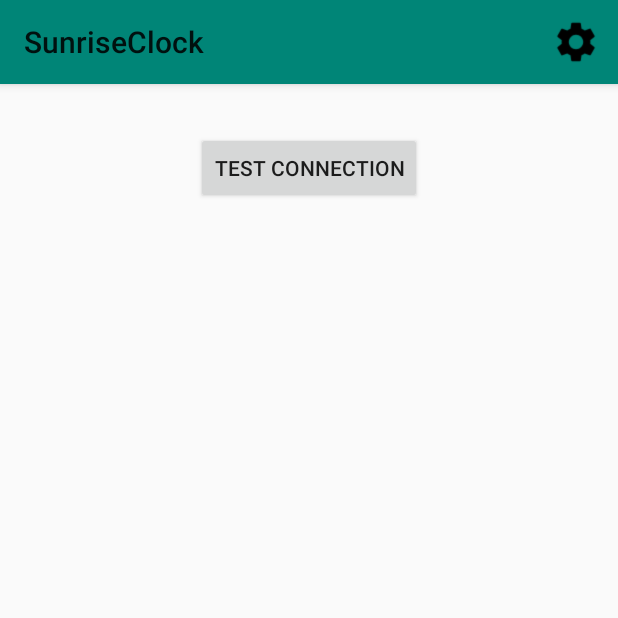
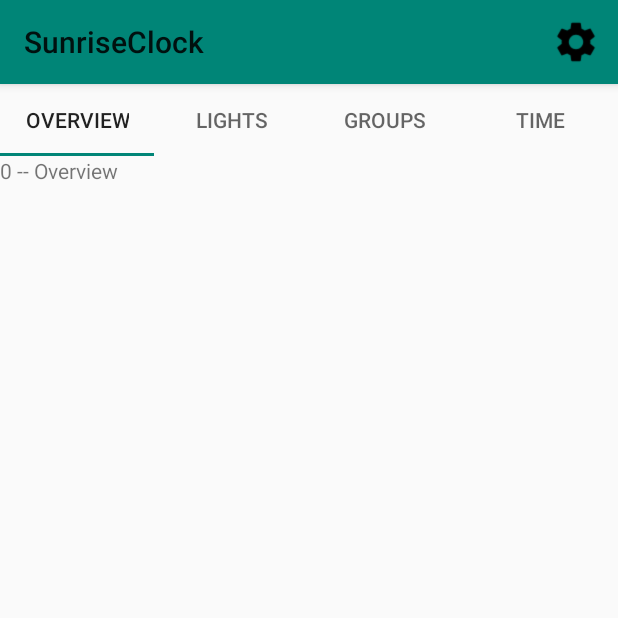
Before and after one commit to d3kad3nt/deCONZ-SunriseClock, an Android app: the screen it shows after launch (MainActivity), on a phone screen of 412 x 824 dp, the top half of it. Run offline under Robolectric (Android 15) with nearby library versions, the phone set to English and light mode, and no system bars; our stand-ins replace Volley.

Commit message:
Added sample tabs to MainActivity.

```diff
--- a/app/src/main/java/org/asdfgamer/sunriseClock/MainActivity.java
+++ b/app/src/main/java/org/asdfgamer/sunriseClock/MainActivity.java
@@ -1,40 +1,45 @@
 package org.asdfgamer.sunriseClock;
 
-import android.app.AlarmManager;
-import android.app.PendingIntent;
-import android.content.Context;
 import android.content.Intent;
-import android.content.SharedPreferences;
-import android.net.Uri;
 import android.os.Bundle;
 import android.view.Menu;
 import android.view.MenuInflater;
 import android.view.MenuItem;
-import android.view.View;
 
+import com.google.android.material.tabs.TabLayout;
+
+import org.asdfgamer.sunriseClock.maintabs.DeconzPagerAdapter;
 import org.asdfgamer.sunriseClock.network.RequestQueue;
 
-
+import androidx.appcompat.app.ActionBar;
 import androidx.appcompat.app.AppCompatActivity;
 import androidx.appcompat.widget.Toolbar;
+import androidx.fragment.app.FragmentPagerAdapter;
+import androidx.viewpager.widget.ViewPager;
 
 public class MainActivity extends AppCompatActivity {
 
     private static final String TAG = "MainActivity";
 
-    private SharedPreferences preferences;
-
-    private static MainActivity instance;
-
     @Override
     protected void onCreate(Bundle savedInstanceState) {
         super.onCreate(savedInstanceState);
         setContentView(R.layout.activity_main);
+
         Toolbar toolbar = findViewById(R.id.main_toolbar);
         toolbar.inflateMenu(R.menu.toolbar);
         setSupportActionBar(toolbar);
 
+        /* Add a ViewPager to swipe between fragments/tabs. */
+        ViewPager viewPager = findViewById(R.id.view_pager);
+        FragmentPagerAdapter adapterViewPager = new DeconzPagerAdapter(getSupportFragmentManager());
+        viewPager.setAdapter(adapterViewPager);
 
+        /* Bind TabLayout to our ViewPager. TabLayout in combination with ViewPager
+         * allows us to set up a tabbed layout, while being able to use swipe gestures
+         * to switch between fragments. */
+        TabLayout tabLayout = findViewById(R.id.tab_bar);
+        tabLayout.setupWithViewPager(viewPager);
 
         RequestQueue.getInstance(this);
     }
@@ -61,20 +66,8 @@ public class MainActivity extends AppCompatActivity {
         }
     }
 
-    public void syncAlarm(View view)
-    {
-        Intent startIntent = new Intent("AlarmReact");
-        PendingIntent startPIntent = PendingIntent.getBroadcast(getApplicationContext(), 0, startIntent, 0);
-        AlarmManager alarm = (AlarmManager) getApplicationContext().getSystemService(Context.ALARM_SERVICE);
-        //alarm.set(AlarmManager.RTC_WAKEUP, triggerTime, startPIntent);
-    }
-
     private void showPreferences() {
         Intent showPreferences = new Intent(this, PreferencesActivity.class);
         startActivity(showPreferences);
     }
-
-    public static Context getContext() {
-        return instance;
-    }
 }
--- /dev/null
+++ b/app/src/main/java/org/asdfgamer/sunriseClock/maintabs/DeconzPagerAdapter.java
@@ -0,0 +1,45 @@
+package org.asdfgamer.sunriseClock.maintabs;
+
+import androidx.annotation.NonNull;
+import androidx.fragment.app.Fragment;
+import androidx.fragment.app.FragmentManager;
+import androidx.fragment.app.FragmentPagerAdapter;
+
+public class DeconzPagerAdapter extends FragmentPagerAdapter {
+    private static int NUM_ITEMS = 4;
+    private static String[] TITLES = new String[]{"Overview", "Lights", "Groups", "Time"};
+
+    public DeconzPagerAdapter(FragmentManager fragmentManager) {
+        super(fragmentManager);
+    }
+
+    // Returns total number of pages
+    @Override
+    public int getCount() {
+        return NUM_ITEMS;
+    }
+
+    // Returns the fragment to display for that page
+    @Override
+    public Fragment getItem(int position) {
+        switch (position) {
+            case 0:
+                return OverviewFragment.newInstance(0, TITLES[position]);
+            case 1:
+                return LightsFragment.newInstance(1, TITLES[position]);
+            case 2:
+                return GroupsFragment.newInstance(2, TITLES[position]);
+            case 3:
+                return TimeFragment.newInstance(3, TITLES[position]);
+            default:
+                return null;
+        }
+    }
+
+    // Returns the page title for the top indicator
+    @Override
+    public CharSequence getPageTitle(int position) {
+        return TITLES[position];
+    }
+
+}
--- /dev/null
+++ b/app/src/main/java/org/asdfgamer/sunriseClock/maintabs/LightsFragment.java
@@ -0,0 +1,49 @@
+package org.asdfgamer.sunriseClock.maintabs;
+
+import android.os.Bundle;
+import android.view.LayoutInflater;
+import android.view.View;
+import android.view.ViewGroup;
+import android.widget.TextView;
+
+import org.asdfgamer.sunriseClock.R;
+
+import java.text.MessageFormat;
+
+import androidx.annotation.NonNull;
+import androidx.fragment.app.Fragment;
+
+public class LightsFragment extends Fragment {
+    // Store instance variables
+    private String title;
+    private int page;
+
+    // newInstance constructor for creating fragment with arguments
+    static LightsFragment newInstance(int page, String title) {
+        LightsFragment fragmentFirst = new LightsFragment();
+        Bundle args = new Bundle();
+        args.putInt("someInt", page);
+        args.putString("someTitle", title);
+        fragmentFirst.setArguments(args);
+        return fragmentFirst;
+    }
+
+    // Store instance variables based on arguments passed
+    @Override
+    public void onCreate(Bundle savedInstanceState) {
+        super.onCreate(savedInstanceState);
+        assert getArguments() != null;
+        page = getArguments().getInt("someInt", 0);
+        title = getArguments().getString("someTitle");
+    }
+
+    // Inflate the view for the fragment based on layout XML
+    @Override
+    public View onCreateView(@NonNull LayoutInflater inflater, ViewGroup container,
+                             Bundle savedInstanceState) {
+        View view = inflater.inflate(R.layout.fragment_lights, container, false);
+        TextView tvLabel = view.findViewById(R.id.tvLabel);
+        tvLabel.setText(MessageFormat.format("{0} -- {1}", page, title));
+        return view;
+    }
+}
--- /dev/null
+++ b/app/src/main/java/org/asdfgamer/sunriseClock/maintabs/OverviewFragment.java
@@ -0,0 +1,49 @@
+package org.asdfgamer.sunriseClock.maintabs;
+
+import android.os.Bundle;
+import android.view.LayoutInflater;
+import android.view.View;
+import android.view.ViewGroup;
+import android.widget.TextView;
+
+import org.asdfgamer.sunriseClock.R;
+
+import java.text.MessageFormat;
+
+import androidx.annotation.NonNull;
+import androidx.fragment.app.Fragment;
+
+public class OverviewFragment extends Fragment {
+    // Store instance variables
+    private String title;
+    private int page;
+
+    // newInstance constructor for creating fragment with arguments
+    static OverviewFragment newInstance(int page, String title) {
+        OverviewFragment fragmentFirst = new OverviewFragment();
+        Bundle args = new Bundle();
+        args.putInt("someInt", page);
+        args.putString("someTitle", title);
+        fragmentFirst.setArguments(args);
+        return fragmentFirst;
+    }
+
+    // Store instance variables based on arguments passed
+    @Override
+    public void onCreate(Bundle savedInstanceState) {
+        super.onCreate(savedInstanceState);
+        assert getArguments() != null;
+        page = getArguments().getInt("someInt", 0);
+        title = getArguments().getString("someTitle");
+    }
+
+    // Inflate the view for the fragment based on layout XML
+    @Override
+    public View onCreateView(@NonNull LayoutInflater inflater, ViewGroup container,
+                             Bundle savedInstanceState) {
+        View view = inflater.inflate(R.layout.fragment_overview, container, false);
+        TextView tvLabel = view.findViewById(R.id.tvLabel);
+        tvLabel.setText(MessageFormat.format("{0} -- {1}", page, title));
+        return view;
+    }
+}
--- a/app/src/main/res/layout/activity_main.xml
+++ b/app/src/main/res/layout/activity_main.xml
@@ -11,7 +11,7 @@
     <androidx.appcompat.widget.Toolbar
         android:id="@+id/main_toolbar"
         android:layout_width="match_parent"
-        android:layout_height="?attr/actionBarSize"
+        android:layout_height="wrap_content"
         android:background="@color/colorPrimary"
         android:elevation="4dp"
         android:theme="@style/ThemeOverlay.AppCompat.ActionBar"
@@ -20,15 +20,22 @@
         app:layout_constraintTop_toTopOf="parent"
         app:popupTheme="@style/ThemeOverlay.AppCompat.Light" />
 
-    <Button
-        android:id="@+id/testConnection_button"
-        android:layout_width="wrap_content"
+    <com.google.android.material.tabs.TabLayout
+        android:id="@+id/tab_bar"
+        android:layout_width="0dp"
         android:layout_height="wrap_content"
-        android:layout_marginTop="32dp"
-        android:onClick="testConnection"
-        android:text="@string/connection_test"
         app:layout_constraintEnd_toEndOf="parent"
         app:layout_constraintStart_toStartOf="parent"
-        app:layout_constraintTop_toBottomOf="@+id/main_toolbar" />
+        app:layout_constraintTop_toBottomOf="@+id/main_toolbar"/>
+
+    <androidx.viewpager.widget.ViewPager
+        android:id="@+id/view_pager"
+        android:layout_width="0dp"
+        android:layout_height="0dp"
+        app:layout_constraintBottom_toBottomOf="parent"
+        app:layout_constraintEnd_toEndOf="parent"
+        app:layout_constraintHorizontal_bias="0.0"
+        app:layout_constraintStart_toStartOf="parent"
+        app:layout_constraintTop_toBottomOf="@+id/tab_bar" />
 
 </androidx.constraintlayout.widget.ConstraintLayout>
--- /dev/null
+++ b/app/src/main/res/layout/fragment_overview.xml
@@ -0,0 +1,11 @@
+<?xml version="1.0" encoding="utf-8"?>
+<LinearLayout xmlns:android="http://schemas.android.com/apk/res/android"
+    android:orientation="vertical"
+    android:layout_width="match_parent"
+    android:layout_height="match_parent">
+
+    <TextView
+        android:id="@+id/tvLabel"
+        android:layout_width="match_parent"
+        android:layout_height="wrap_content" />
+</LinearLayout>
```
Also changed, not shown: app/build.gradle (+4 -3 lines), app/src/main/java/org/asdfgamer/sunriseClock/maintabs/GroupsFragment.java (added, +49 -0 lines), app/src/main/java/org/asdfgamer/sunriseClock/maintabs/TimeFragment.java (added, +49 -0 lines), app/src/main/res/layout/fragment_groups.xml (added, +11 -0 lines), app/src/main/res/layout/fragment_lights.xml (added, +11 -0 lines), app/src/main/res/layout/fragment_time.xml (added, +11 -0 lines).
